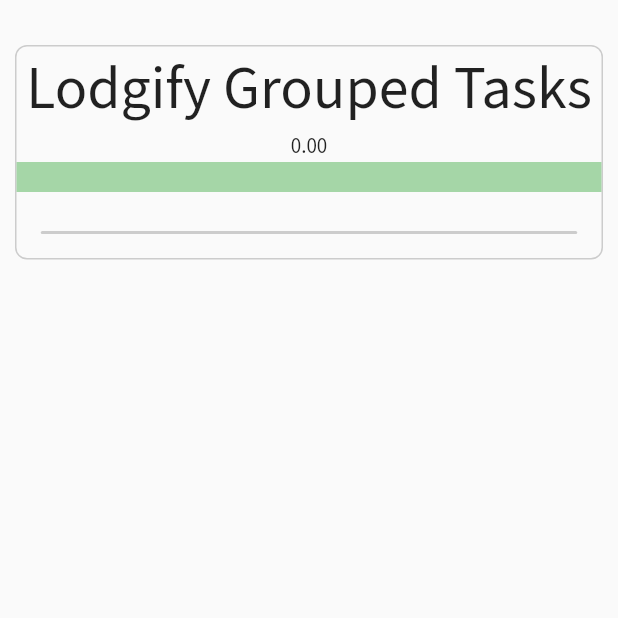
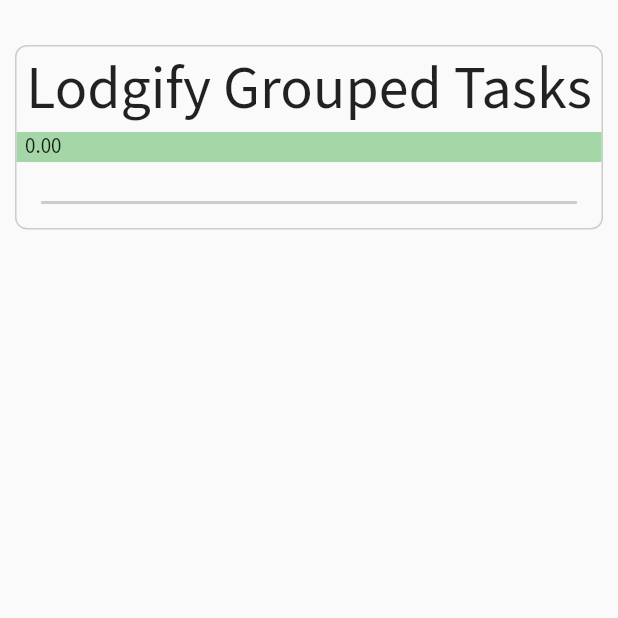
Before and after one commit to najibghadri/lodgify, a Flutter app: the screen it shows after launch, on a phone screen of 412 x 824 dp, the top half of it. Run offline on Flutter 3.47's test engine with Material 2 defaults, Android fonts, the light colour scheme and no system bars; our stand-ins replace flutter_hooks, freezed_annotation, google_fonts; network calls fail.

Commit message:
progressbar done

```diff
--- a/grouped_tasks/lib/grouped_tasks.dart
+++ b/grouped_tasks/lib/grouped_tasks.dart
@@ -1,5 +1,5 @@
 library grouped_tasks;
 
-export 'ui/components/grouped_tasks_widget.dart';
+export 'ui/grouped_tasks_widget.dart';
 export 'models/grouped_tasks_list.dart';
 export 'logic/grouped_tasks_state_notifier.dart';
--- /dev/null
+++ b/grouped_tasks/lib/ui/components/progress_bar.dart
@@ -0,0 +1,58 @@
+import 'package:flutter/material.dart';
+import 'package:flutter_hooks/flutter_hooks.dart';
+
+class ProgressBar extends HookWidget {
+  const ProgressBar({required this.value, required this.height, Key? key})
+      : super(key: key);
+
+  final double value;
+  final double height;
+
+  static const minTextPos = 40.0;
+
+  @override
+  Widget build(BuildContext context) {
+    final animation = useAnimationController(
+      initialValue: value,
+    );
+
+    useEffect(() {
+      animation.animateTo(value,
+          curve: Curves.ease, duration: const Duration(milliseconds: 300));
+    }, [value]);
+
+    return AnimatedBuilder(
+      animation: animation,
+      builder: (_, __) {
+        return Stack(
+          clipBehavior: Clip.hardEdge,
+          children: [
+            LinearProgressIndicator(
+              value: animation.value,
+              minHeight: height,
+            ),
+            LayoutBuilder(
+              builder: (BuildContext context, BoxConstraints constraints) {
+                final width = constraints.maxWidth * animation.value;
+                final textPos = width > minTextPos ? width : minTextPos;
+                return SizedBox(
+                  width: textPos,
+                  height: height,
+                  child: Align(
+                    child: Padding(
+                      padding: const EdgeInsets.only(right: 10),
+                      child: Text(
+                        value.toStringAsFixed(2),
+                      ),
+                    ),
+                    alignment: Alignment.centerRight,
+                  ),
+                );
+              },
+            ),
+          ],
+        );
+      },
+    );
+  }
+}
--- a/grouped_tasks/lib/ui/components/grouped_tasks_widget.dart
+++ b/grouped_tasks/lib/ui/grouped_tasks_widget.dart
@@ -2,8 +2,9 @@
 import 'package:flutter_hooks/flutter_hooks.dart';
 
 import 'package:grouped_tasks/logic/grouped_tasks_state_notifier.dart';
+import 'package:grouped_tasks/ui/components/progress_bar.dart';
 
-import 'expandable_task_group.dart';
+import 'components/expandable_task_group.dart';
 
 // TODO: refactor into components later
 // TODO: use animation for custom expansion
@@ -46,12 +47,9 @@
               'Lodgify Grouped Tasks',
               style: TextStyle(fontSize: 40),
             ),
-            Text(
-              groupTasks.progress.toStringAsFixed(2),
-            ),
-            LinearProgressIndicator(
+            ProgressBar(
+              height: 20,
               value: groupTasks.progress,
-              minHeight: 20,
             ),
             const SizedBox(height: 10),
             Padding(
```
